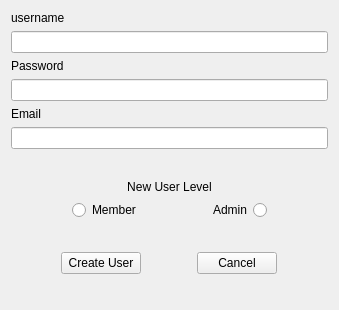
This is design/Ui_/Register_form-Admin.ui in SufferProgrammer/startup-desktop-python as Qt 5 draws it before an edit. The edited form follows.
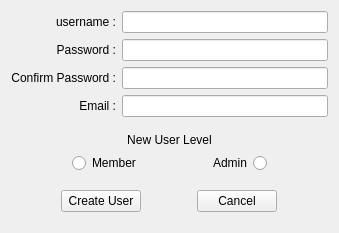
This is the edited form.

Commit message: admin Level add user. can booth make common user or admin level user.

```diff
--- a/design/Ui_/Register_form-Admin.ui
+++ b/design/Ui_/Register_form-Admin.ui
@@ -7,7 +7,7 @@
     <x>0</x>
     <y>0</y>
     <width>339</width>
-    <height>310</height>
+    <height>233</height>
    </rect>
   </property>
   <property name="maximumSize">
@@ -21,34 +21,60 @@
   </property>
   <layout class="QVBoxLayout" name="verticalLayout_2">
    <item>
+    <layout class="QGridLayout" name="gridLayout">
+     <item row="0" column="0">
     <widget class="QLabel" name="label">
      <property name="text">
-      <string>username</string>
+        <string>username :</string>
+       </property>
+       <property name="alignment">
+        <set>Qt::AlignRight|Qt::AlignTrailing|Qt::AlignVCenter</set>
      </property>
     </widget>
    </item>
-   <item>
-    <widget class="QLineEdit" name="lineEdit"/>
-   </item>
-   <item>
+     <item row="1" column="0">
     <widget class="QLabel" name="label_2">
      <property name="text">
-      <string>Password</string>
-     </property>
-    </widget>
-   </item>
-   <item>
-    <widget class="QLineEdit" name="lineEdit_2"/>
-   </item>
-   <item>
+        <string>Password :</string>
+       </property>
+       <property name="alignment">
+        <set>Qt::AlignRight|Qt::AlignTrailing|Qt::AlignVCenter</set>
+       </property>
+      </widget>
+     </item>
+     <item row="2" column="0">
+      <widget class="QLabel" name="label_5">
+       <property name="text">
+        <string>Confirm Password :</string>
+       </property>
+       <property name="alignment">
+        <set>Qt::AlignRight|Qt::AlignTrailing|Qt::AlignVCenter</set>
+       </property>
+      </widget>
+     </item>
+     <item row="3" column="0">
     <widget class="QLabel" name="label_3">
      <property name="text">
-      <string>Email</string>
+        <string>Email :</string>
+       </property>
+       <property name="alignment">
+        <set>Qt::AlignRight|Qt::AlignTrailing|Qt::AlignVCenter</set>
      </property>
     </widget>
    </item>
-   <item>
+     <item row="0" column="1">
+      <widget class="QLineEdit" name="lineEdit"/>
+     </item>
+     <item row="1" column="1">
+      <widget class="QLineEdit" name="lineEdit_2"/>
+     </item>
+     <item row="2" column="1">
     <widget class="QLineEdit" name="lineEdit_3"/>
+     </item>
+     <item row="3" column="1">
+      <widget class="QLineEdit" name="lineEdit_4"/>
+     </item>
+    </layout>
    </item>
    <item>
     <spacer name="verticalSpacer_3">
```
Lines whose indentation alone changed are shown as unchanged. The commit also changes 11 other files.
